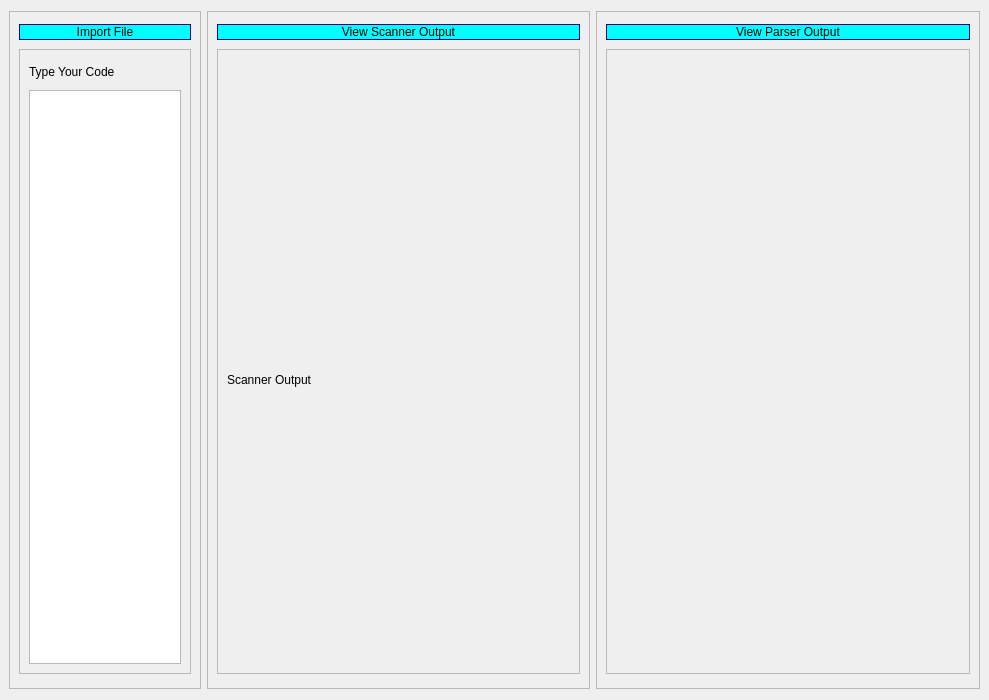
Above: GUI/mainwindow.ui from SaraHanyAbdelhady/TinyLangugeCompiler before the change. Below: the same form after it.
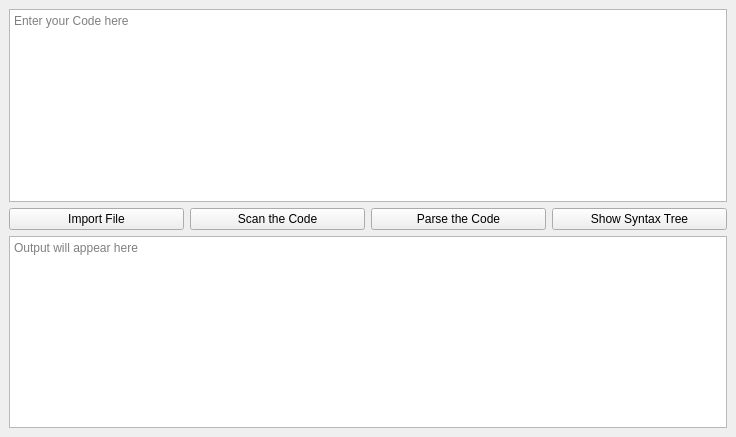
That is the form after the change.

What changed in the file:
```diff
--- a/GUI/mainwindow.ui
+++ b/GUI/mainwindow.ui
@@ -6,235 +6,67 @@
    <rect>
     <x>0</x>
     <y>0</y>
-    <width>989</width>
-    <height>700</height>
+    <width>736</width>
+    <height>437</height>
    </rect>
   </property>
   <property name="windowTitle">
    <string>MainWindow</string>
   </property>
   <widget class="QWidget" name="centralwidget">
-   <layout class="QHBoxLayout" name="horizontalLayout" stretch="1,2,2">
-    <item alignment="Qt::AlignmentFlag::AlignLeft">
-     <widget class="QFrame" name="frame1">
-      <property name="maximumSize">
-       <size>
-        <width>16777215</width>
-        <height>678</height>
-       </size>
-      </property>
-      <property name="layoutDirection">
-       <enum>Qt::LayoutDirection::RightToLeft</enum>
-      </property>
-      <property name="frameShape">
-       <enum>QFrame::Shape::StyledPanel</enum>
-      </property>
-      <property name="frameShadow">
-       <enum>QFrame::Shadow::Raised</enum>
-      </property>
-      <layout class="QVBoxLayout" name="verticalLayout_3">
-       <item>
-        <widget class="QPushButton" name="frame1button">
-         <property name="styleSheet">
-          <string notr="true">QPushButton {
-    background-color: cyan;
-    color: black;
-    border: 1px solid darkblue
-}
-
-/* For hover effect */
-QPushButton:hover {
-    background-color: lightcyan;
-}
-
-/* For pressed state */
-QPushButton:pressed {
-    background-color: darkcyan;
-}</string>
-         </property>
-         <property name="text">
-          <string>Import File</string>
-         </property>
-        </widget>
-       </item>
-       <item>
-        <widget class="QFrame" name="frame11">
-         <property name="maximumSize">
-          <size>
-           <width>16777215</width>
-           <height>625</height>
-          </size>
-         </property>
-         <property name="frameShape">
-          <enum>QFrame::Shape::StyledPanel</enum>
-         </property>
-         <property name="frameShadow">
-          <enum>QFrame::Shadow::Raised</enum>
-         </property>
-         <layout class="QVBoxLayout" name="verticalLayout_4">
-          <item>
-           <widget class="QLabel" name="label">
-            <property name="text">
-             <string>Type Your Code </string>
-            </property>
-           </widget>
-          </item>
-          <item>
-           <widget class="QTextEdit" name="textEdit">
-            <property name="maximumSize">
-             <size>
-              <width>16777215</width>
-              <height>574</height>
-             </size>
-            </property>
-           </widget>
-          </item>
-         </layout>
-        </widget>
-       </item>
-      </layout>
-     </widget>
-    </item>
+   <layout class="QHBoxLayout" name="horizontalLayout" stretch="0">
     <item>
-     <widget class="QFrame" name="frame2">
-      <property name="maximumSize">
-       <size>
-        <width>16777215</width>
-        <height>678</height>
-       </size>
-      </property>
-      <property name="frameShape">
-       <enum>QFrame::Shape::StyledPanel</enum>
-      </property>
-      <property name="frameShadow">
-       <enum>QFrame::Shadow::Raised</enum>
-      </property>
-      <layout class="QVBoxLayout" name="verticalLayout_5">
-       <item>
-        <widget class="QPushButton" name="frame2button">
-         <property name="layoutDirection">
-          <enum>Qt::LayoutDirection::LeftToRight</enum>
-         </property>
-         <property name="styleSheet">
-          <string notr="true">QPushButton {
-    background-color: cyan;
-    color: black;
-    border: 1px solid darkblue
-}
-
-/* For hover effect */
-QPushButton:hover {
-    background-color: lightcyan;
-}
-
-/* For pressed state */
-QPushButton:pressed {
-    background-color: darkcyan;
-}</string>
-         </property>
-         <property name="text">
-          <string>View Scanner Output</string>
-         </property>
-        </widget>
-       </item>
-       <item>
-        <widget class="QFrame" name="frame21">
-         <property name="maximumSize">
-          <size>
-           <width>16777215</width>
-           <height>625</height>
-          </size>
-         </property>
-         <property name="frameShape">
-          <enum>QFrame::Shape::StyledPanel</enum>
-         </property>
-         <property name="frameShadow">
-          <enum>QFrame::Shadow::Raised</enum>
-         </property>
-         <widget class="QLabel" name="textLabel">
-          <property name="geometry">
-           <rect>
-            <x>10</x>
-            <y>60</y>
-            <width>321</width>
-            <height>541</height>
-           </rect>
+     <layout class="QGridLayout" name="gridLayout">
+      <item row="1" column="0">
+       <layout class="QHBoxLayout" name="horizontalLayout_2">
+        <item>
+         <widget class="QPushButton" name="frame1button">
+          <property name="text">
+           <string>Import File</string>
           </property>
-          <property name="maximumSize">
-           <size>
-            <width>16777215</width>
-            <height>541</height>
-           </size>
+         </widget>
+        </item>
+        <item>
+         <widget class="QPushButton" name="frame2button">
+          <property name="text">
+           <string>Scan the Code</string>
           </property>
+         </widget>
+        </item>
+        <item>
+         <widget class="QPushButton" name="frame3button">
           <property name="text">
-           <string>Scanner Output</string>
+           <string>Parse the Code</string>
           </property>
          </widget>
-        </widget>
-       </item>
-      </layout>
-     </widget>
-    </item>
-    <item>
-     <widget class="QFrame" name="frame3">
-      <property name="maximumSize">
-       <size>
-        <width>16777215</width>
-        <height>678</height>
-       </size>
-      </property>
-      <property name="layoutDirection">
-       <enum>Qt::LayoutDirection::RightToLeft</enum>
-      </property>
-      <property name="frameShape">
-       <enum>QFrame::Shape::StyledPanel</enum>
-      </property>
-      <property name="frameShadow">
-       <enum>QFrame::Shadow::Raised</enum>
-      </property>
-      <layout class="QVBoxLayout" name="verticalLayout_6">
-       <item>
-        <widget class="QPushButton" name="frame3button">
-         <property name="styleSheet">
-          <string notr="true">QPushButton {
-    background-color: cyan;
-    color: black;
-    border: 1px solid darkblue
-}
-
-/* For hover effect */
-QPushButton:hover {
-    background-color: lightcyan;
-}
-
-/* For pressed state */
-QPushButton:pressed {
-    background-color: darkcyan;
-}</string>
-         </property>
-         <property name="text">
-          <string>View Parser Output</string>
-         </property>
-        </widget>
-       </item>
-       <item>
-        <widget class="QFrame" name="frame31">
-         <property name="maximumSize">
-          <size>
-           <width>16777215</width>
-           <height>625</height>
-          </size>
-         </property>
-         <property name="frameShape">
-          <enum>QFrame::Shape::StyledPanel</enum>
-         </property>
-         <property name="frameShadow">
-          <enum>QFrame::Shadow::Raised</enum>
-         </property>
-        </widget>
-       </item>
-      </layout>
-     </widget>
+        </item>
+        <item>
+         <widget class="QPushButton" name="treebutton">
+          <property name="text">
+           <string>Show Syntax Tree</string>
+          </property>
+         </widget>
+        </item>
+       </layout>
+      </item>
+      <item row="0" column="0">
+       <widget class="QTextEdit" name="textEdit">
+        <property name="documentTitle">
+         <string>Enter your Code here</string>
+        </property>
+        <property name="placeholderText">
+         <string>Enter your Code here</string>
+        </property>
+       </widget>
+      </item>
+      <item row="2" column="0">
+       <widget class="QTextEdit" name="textEdit_2">
+        <property name="placeholderText">
+         <string>Output will appear here</string>
+        </property>
+       </widget>
+      </item>
+     </layout>
     </item>
    </layout>
   </widget>
```
Left out of the diff: 2 changed lines with no effect on the pictures.
